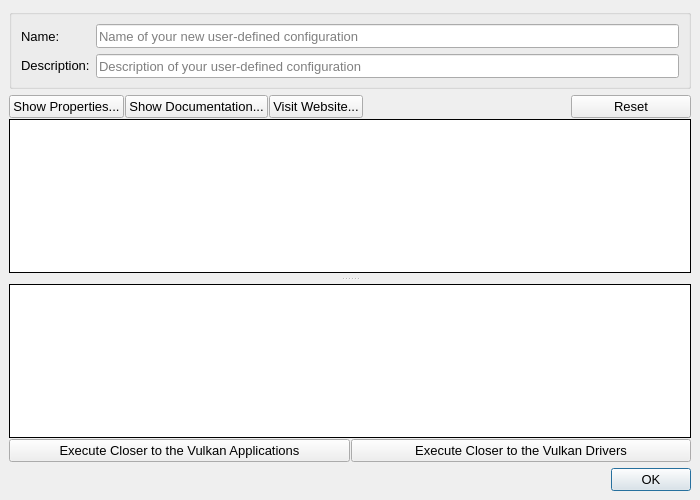
The window that vkconfig/dialog_layers.ui (LunarG/VulkanTools) describes before a commit, drawn with Qt 5.
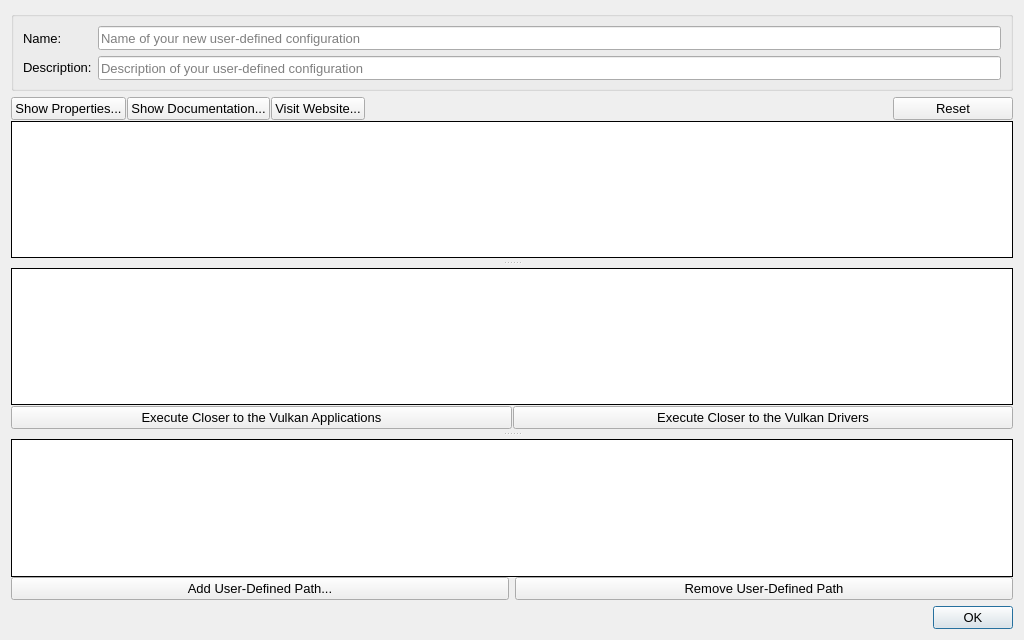
The same window after the commit.

Commit message: vkconfig: add user-defined paths in layers window

```diff
--- a/vkconfig/dialog_layers.ui
+++ b/vkconfig/dialog_layers.ui
@@ -6,14 +6,14 @@
    <rect>
     <x>0</x>
     <y>0</y>
-    <width>700</width>
-    <height>500</height>
+    <width>1024</width>
+    <height>640</height>
    </rect>
   </property>
   <property name="minimumSize">
    <size>
-    <width>600</width>
-    <height>400</height>
+    <width>1024</width>
+    <height>640</height>
    </size>
   </property>
   <property name="maximumSize">
@@ -37,19 +37,7 @@
   <property name="windowTitle">
    <string>Edit Vulkan Layers</string>
   </property>
-  <layout class="QVBoxLayout" name="verticalLayout_3">
-   <property name="leftMargin">
-    <number>9</number>
-   </property>
-   <property name="topMargin">
-    <number>9</number>
-   </property>
-   <property name="rightMargin">
-    <number>9</number>
-   </property>
-   <property name="bottomMargin">
-    <number>9</number>
-   </property>
+  <layout class="QVBoxLayout" name="verticalLayout_2">
    <item>
     <widget class="QGroupBox" name="groupBox">
      <property name="sizePolicy">
@@ -128,38 +116,17 @@
    </item>
    <item>
     <widget class="QSplitter" name="splitter">
-     <property name="sizePolicy">
-      <sizepolicy hsizetype="Preferred" vsizetype="Expanding">
-       <horstretch>0</horstretch>
-       <verstretch>1</verstretch>
-      </sizepolicy>
-     </property>
-     <property name="minimumSize">
-      <size>
-       <width>0</width>
-       <height>0</height>
-      </size>
-     </property>
-     <property name="baseSize">
-      <size>
-       <width>0</width>
-       <height>0</height>
-      </size>
-     </property>
-     <property name="frameShadow">
-      <enum>QFrame::Plain</enum>
-     </property>
      <property name="lineWidth">
-      <number>0</number>
-     </property>
-     <property name="midLineWidth">
-      <number>0</number>
+      <number>1</number>
      </property>
      <property name="orientation">
       <enum>Qt::Vertical</enum>
      </property>
+     <property name="opaqueResize">
+      <bool>false</bool>
+     </property>
      <property name="handleWidth">
-      <number>3</number>
+      <number>10</number>
      </property>
      <property name="childrenCollapsible">
       <bool>false</bool>
@@ -197,7 +164,7 @@
         <number>0</number>
        </property>
        <property name="bottomMargin">
-        <number>4</number>
+        <number>0</number>
        </property>
        <item>
         <layout class="QHBoxLayout" name="horizontalLayout">
@@ -352,7 +319,7 @@
         <height>0</height>
        </size>
       </property>
-      <layout class="QVBoxLayout" name="verticalLayout">
+      <layout class="QVBoxLayout" name="verticalLayout1">
        <property name="spacing">
         <number>1</number>
        </property>
@@ -360,7 +327,7 @@
         <number>0</number>
        </property>
        <property name="topMargin">
-        <number>4</number>
+        <number>0</number>
        </property>
        <property name="rightMargin">
         <number>0</number>
@@ -445,6 +412,85 @@
        </item>
       </layout>
      </widget>
+     <widget class="QWidget" name="verticalLayoutWidget">
+      <layout class="QVBoxLayout" name="widgetVerticalPathList">
+       <property name="spacing">
+        <number>0</number>
+       </property>
+       <property name="leftMargin">
+        <number>0</number>
+       </property>
+       <property name="topMargin">
+        <number>0</number>
+       </property>
+       <property name="rightMargin">
+        <number>0</number>
+       </property>
+       <property name="bottomMargin">
+        <number>0</number>
+       </property>
+       <item>
+        <widget class="QTreeWidget" name="layerTreePath">
+         <property name="frameShape">
+          <enum>QFrame::Box</enum>
+         </property>
+         <property name="frameShadow">
+          <enum>QFrame::Plain</enum>
+         </property>
+         <property name="columnCount">
+          <number>1</number>
+         </property>
+         <attribute name="headerVisible">
+          <bool>false</bool>
+         </attribute>
+         <attribute name="headerMinimumSectionSize">
+          <number>0</number>
+         </attribute>
+         <attribute name="headerDefaultSectionSize">
+          <number>0</number>
+         </attribute>
+         <column>
+          <property name="text">
+           <string>1</string>
+          </property>
+         </column>
+        </widget>
+       </item>
+       <item>
+        <layout class="QHBoxLayout" name="horizontalLayout_3">
+         <property name="spacing">
+          <number>6</number>
+         </property>
+         <property name="leftMargin">
+          <number>0</number>
+         </property>
+         <property name="topMargin">
+          <number>0</number>
+         </property>
+         <property name="rightMargin">
+          <number>0</number>
+         </property>
+         <property name="bottomMargin">
+          <number>0</number>
+         </property>
+         <item>
+          <widget class="QPushButton" name="pushButtonAdd">
+           <property name="text">
+            <string>Add User-Defined Path...</string>
+           </property>
+          </widget>
+         </item>
+         <item>
+          <widget class="QPushButton" name="pushButtonRemove">
+           <property name="text">
+            <string>Remove User-Defined Path</string>
+           </property>
+          </widget>
+         </item>
+        </layout>
+       </item>
+      </layout>
+     </widget>
     </widget>
    </item>
    <item>
```
The commit also changes 6 other files.
